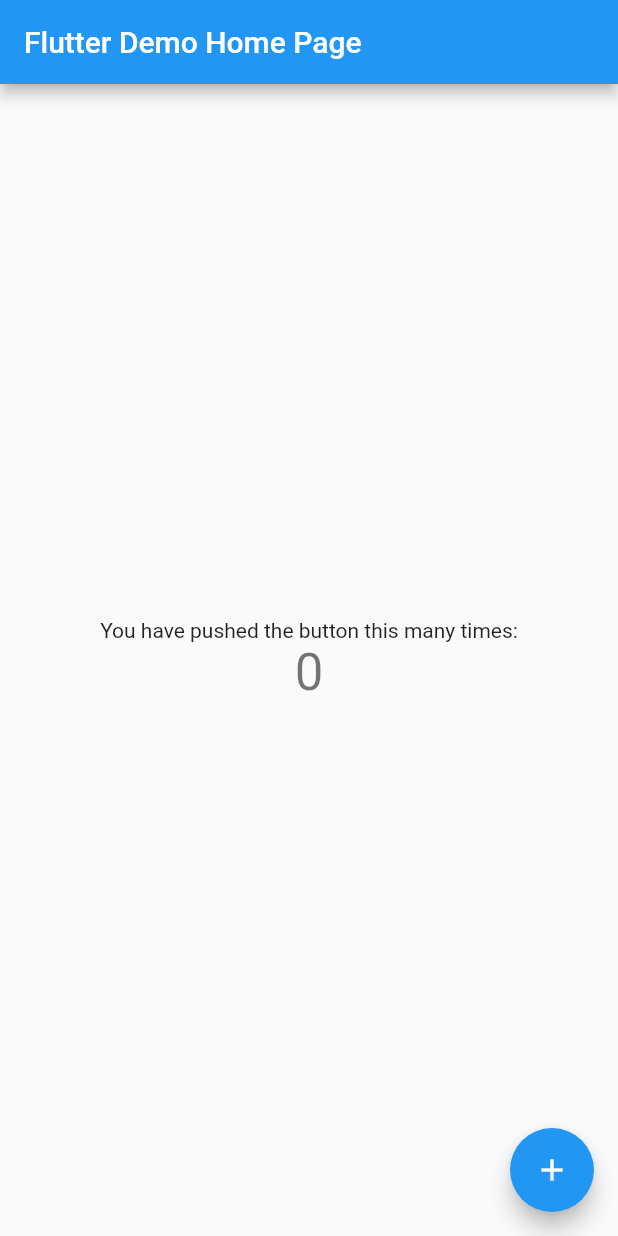
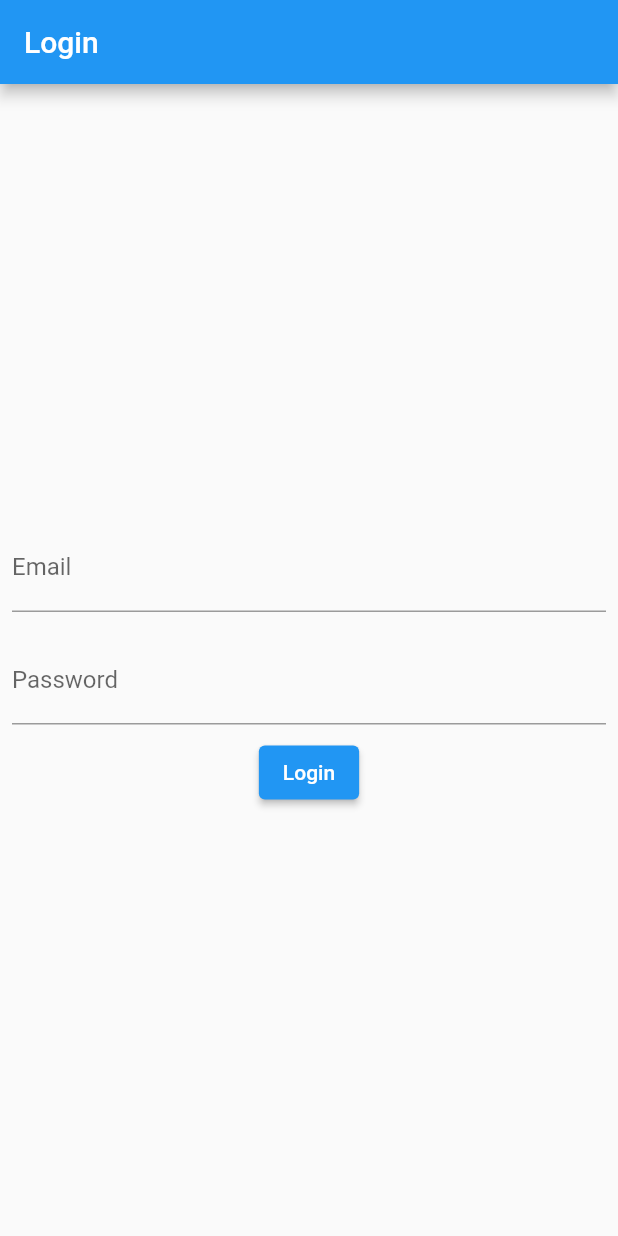
Before and after one commit to by-bai/mini-map-project, a Flutter app: the screen it shows after launch, on a phone screen of 412 x 824 dp. Run offline on Flutter 3.47's test engine with Material 2 defaults, Android fonts, the phone set to English and light mode, and no system bars; our stand-ins replace firebase_auth, firebase_core; accounts and stored records are empty.

Commit message:
Added firebase auth flow with basic UI (#1)
* Added firebase auth flow with basic UI

* Removed register button on login screen

```diff
--- a/lib/main.dart
+++ b/lib/main.dart
@@ -1,115 +1,38 @@
+import 'package:firebase_core/firebase_core.dart';
 import 'package:flutter/material.dart';
+import 'package:provider/provider.dart';
+import 'screens/screens.dart';
+import 'services/auth_service.dart';
+import 'wrapper.dart';
 
-void main() {
+void main() async {
+  WidgetsFlutterBinding.ensureInitialized();
+  await Firebase.initializeApp();
   runApp(const MyApp());
 }
 
 class MyApp extends StatelessWidget {
   const MyApp({Key? key}) : super(key: key);
 
-  // This widget is the root of your application.
   @override
   Widget build(BuildContext context) {
-    return MaterialApp(
-      title: 'Flutter Demo',
-      theme: ThemeData(
-        // This is the theme of your application.
-        //
-        // Try running your application with "flutter run". You'll see the
-        // application has a blue toolbar. Then, without quitting the app, try
-        // changing the primarySwatch below to Colors.green and then invoke
-        // "hot reload" (press "r" in the console where you ran "flutter run",
-        // or simply save your changes to "hot reload" in a Flutter IDE).
-        // Notice that the counter didn't reset back to zero; the application
-        // is not restarted.
-        primarySwatch: Colors.blue,
+    return MultiProvider(
+      providers: [
+        Provider<AuthService>(
+          create: (_) => AuthService(),
+        ),
+      ],
+      child: MaterialApp(
+        title: 'Flutter Auth Example',
+        theme: ThemeData(
+          primarySwatch: Colors.blue,
+        ),
+        initialRoute: '/',
+        routes: {
+          '/': (context) => Wrapper(),
+          '/login': (context) => LoginScreen(),
+        },
       ),
-      home: const MyHomePage(title: 'Flutter Demo Home Page'),
     );
   }
 }
-
-class MyHomePage extends StatefulWidget {
-  const MyHomePage({Key? key, required this.title}) : super(key: key);
-
-  // This widget is the home page of your application. It is stateful, meaning
-  // that it has a State object (defined below) that contains fields that affect
-  // how it looks.
-
-  // This class is the configuration for the state. It holds the values (in this
-  // case the title) provided by the parent (in this case the App widget) and
-  // used by the build method of the State. Fields in a Widget subclass are
-  // always marked "final".
-
-  final String title;
-
-  @override
-  State<MyHomePage> createState() => _MyHomePageState();
-}
-
-class _MyHomePageState extends State<MyHomePage> {
-  int _counter = 0;
-
-  void _incrementCounter() {
-    setState(() {
-      // This call to setState tells the Flutter framework that something has
-      // changed in this State, which causes it to rerun the build method below
-      // so that the display can reflect the updated values. If we changed
-      // _counter without calling setState(), then the build method would not be
-      // called again, and so nothing would appear to happen.
-      _counter++;
-    });
-  }
-
-  @override
-  Widget build(BuildContext context) {
-    // This method is rerun every time setState is called, for instance as done
-    // by the _incrementCounter method above.
-    //
-    // The Flutter framework has been optimized to make rerunning build methods
-    // fast, so that you can just rebuild anything that needs updating rather
-    // than having to individually change instances of widgets.
-    return Scaffold(
-      appBar: AppBar(
-        // Here we take the value from the MyHomePage object that was created by
-        // the App.build method, and use it to set our appbar title.
-        title: Text(widget.title),
-      ),
-      body: Center(
-        // Center is a layout widget. It takes a single child and positions it
-        // in the middle of the parent.
-        child: Column(
-          // Column is also a layout widget. It takes a list of children and
-          // arranges them vertically. By default, it sizes itself to fit its
-          // children horizontally, and tries to be as tall as its parent.
-          //
-          // Invoke "debug painting" (press "p" in the console, choose the
-          // "Toggle Debug Paint" action from the Flutter Inspector in Android
-          // Studio, or the "Toggle Debug Paint" command in Visual Studio Code)
-          // to see the wireframe for each widget.
-          //
-          // Column has various properties to control how it sizes itself and
-          // how it positions its children. Here we use mainAxisAlignment to
-          // center the children vertically; the main axis here is the vertical
-          // axis because Columns are vertical (the cross axis would be
-          // horizontal).
-          mainAxisAlignment: MainAxisAlignment.center,
-          children: <Widget>[
-            const Text(
-              'You have pushed the button this many times:',
-            ),
-            Text(
-              '$_counter',
-              style: Theme.of(context).textTheme.headline4,
-            ),
-          ],
-        ),
-      ),
-      floatingActionButton: FloatingActionButton(
-        onPressed: _incrementCounter,
-        tooltip: 'Increment',
-        child: const Icon(Icons.add),
-      ), // This trailing comma makes auto-formatting nicer for build methods.
-    );
-  }
-}
--- /dev/null
+++ b/lib/models/user_model.dart
@@ -0,0 +1,6 @@
+class UserObject {
+  final String uid;
+  final String? email;
+
+  UserObject(this.uid, this.email);
+}
--- /dev/null
+++ b/lib/screens/home_screen.dart
@@ -0,0 +1,31 @@
+import 'package:flutter/material.dart';
+import 'package:provider/provider.dart';
+import '/services/auth_service.dart';
+
+class HomeScreen extends StatelessWidget {
+  const HomeScreen({Key? key}) : super(key: key);
+
+  @override
+  Widget build(BuildContext context) {
+    final authService = Provider.of<AuthService>(context);
+    return Scaffold(
+      appBar: AppBar(
+        title: Text('Home'),
+      ),
+      body: Column(
+        mainAxisAlignment: MainAxisAlignment.spaceAround,
+        children: [
+          Text('You\'re in the Home Screen'),
+          Center(
+            child: ElevatedButton(
+              child: Text('Logout'),
+              onPressed: () async {
+                await authService.signOut();
+              },
+            ),
+          ),
+        ],
+      ),
+    );
+  }
+}
--- /dev/null
+++ b/lib/screens/login_screen.dart
@@ -0,0 +1,54 @@
+import 'package:flutter/material.dart';
+import 'package:provider/provider.dart';
+import '/services/auth_service.dart';
+
+class LoginScreen extends StatelessWidget {
+  const LoginScreen({
+    Key? key,
+  }) : super(key: key);
+
+  @override
+  Widget build(BuildContext context) {
+    final TextEditingController emailController = TextEditingController();
+    final TextEditingController passwordController = TextEditingController();
+
+    final authService = Provider.of<AuthService>(context);
+    return Scaffold(
+      appBar: AppBar(
+        title: Text('Login'),
+      ),
+      body: Column(
+        mainAxisAlignment: MainAxisAlignment.center,
+        children: [
+          Padding(
+            padding: const EdgeInsets.all(8.0),
+            child: TextField(
+              controller: emailController,
+              decoration: InputDecoration(
+                labelText: "Email",
+              ),
+            ),
+          ),
+          Padding(
+            padding: const EdgeInsets.all(8.0),
+            child: TextField(
+              controller: passwordController,
+              decoration: InputDecoration(
+                labelText: "Password",
+              ),
+            ),
+          ),
+          ElevatedButton(
+            onPressed: () {
+              authService.signInWithEmailAndPassword(
+                emailController.text,
+                passwordController.text,
+              );
+            },
+            child: Text('Login'),
+          )
+        ],
+      ),
+    );
+  }
+}
--- /dev/null
+++ b/lib/screens/screens.dart
@@ -0,0 +1,2 @@
+export 'home_screen.dart';
+export 'login_screen.dart';
--- /dev/null
+++ b/lib/services/auth_service.dart
@@ -0,0 +1,43 @@
+import 'package:firebase_auth/firebase_auth.dart' as auth;
+import '/models/user_model.dart';
+
+class AuthService {
+  final auth.FirebaseAuth _firebaseAuth = auth.FirebaseAuth.instance;
+
+  UserObject? _userFromFirebase(auth.User? user) {
+    if (user == null) {
+      return null;
+    }
+    return UserObject(user.uid, user.email);
+  }
+
+  Stream<UserObject?>? get user {
+    return _firebaseAuth.authStateChanges().map(_userFromFirebase);
+  }
+
+  Future<UserObject?> signInWithEmailAndPassword(
+      String email,
+      String password,
+      ) async {
+    final credential = await _firebaseAuth.signInWithEmailAndPassword(
+      email: email,
+      password: password,
+    );
+    return _userFromFirebase(credential.user);
+  }
+
+  Future<UserObject?> createUserWithEmailAndPassword(
+      String email,
+      String password,
+      ) async {
+    final credential = await _firebaseAuth.createUserWithEmailAndPassword(
+      email: email,
+      password: password,
+    );
+    return _userFromFirebase(credential.user);
+  }
+
+  Future<void> signOut() async {
+    return await _firebaseAuth.signOut();
+  }
+}
--- /dev/null
+++ b/lib/wrapper.dart
@@ -0,0 +1,27 @@
+import 'package:flutter/material.dart';
+import 'package:provider/provider.dart';
+import 'screens/screens.dart';
+import 'services/auth_service.dart';
+import 'models/user_model.dart';
+
+class Wrapper extends StatelessWidget {
+  @override
+  Widget build(BuildContext context) {
+    final authService = Provider.of<AuthService>(context);
+    return StreamBuilder<UserObject?>(
+      stream: authService.user,
+      builder: (_, AsyncSnapshot<UserObject?> snapshot) {
+        if (snapshot.connectionState == ConnectionState.active) {
+          final UserObject? user = snapshot.data;
+          return user == null ? LoginScreen() : HomeScreen();
+        } else {
+          return Scaffold(
+            body: Center(
+              child: CircularProgressIndicator(),
+            ),
+          );
+        }
+      },
+    );
+  }
+}
--- a/pubspec.yaml
+++ b/pubspec.yaml
@@ -34,6 +34,9 @@ dependencies:
   # The following adds the Cupertino Icons font to your application.
   # Use with the CupertinoIcons class for iOS style icons.
   cupertino_icons: ^1.0.2
+  provider: ^6.0.0
+  firebase_core: ^1.11.0
+  firebase_auth: ^3.3.5
 
 dev_dependencies:
   flutter_test:
```
Also changed, not shown: pubspec.lock, 10 other files.
